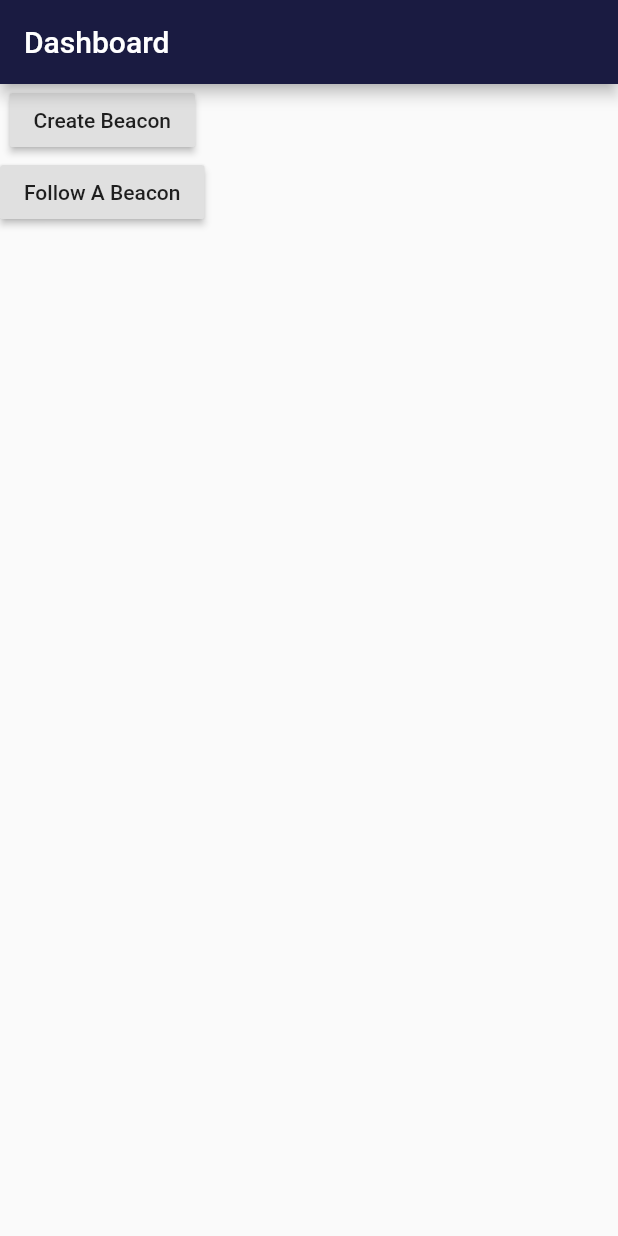
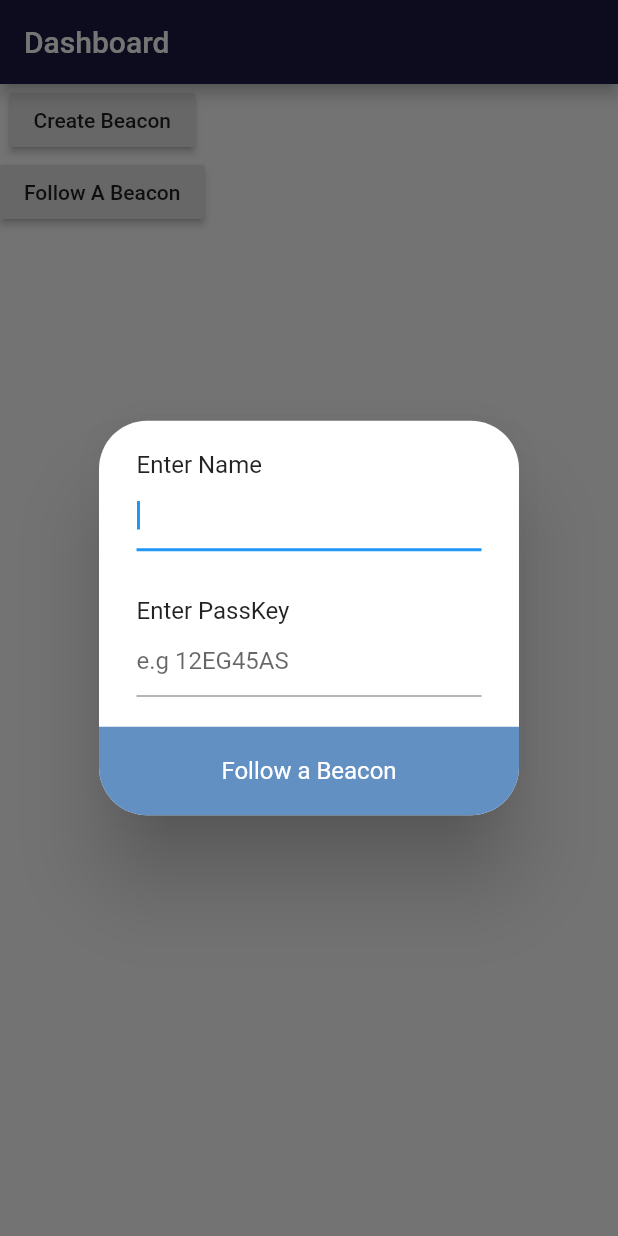
Before and after one commit to sharmajsr/Beacon-Flutter-App, a Flutter app: the screen it shows after launch, after a tap on "Follow A Beacon", on a phone screen of 412 x 824 dp. Run offline on Flutter 3.47's test engine with Material 2 defaults, Android fonts, the phone set to English and light mode, and no system bars; our stand-ins replace cloud_firestore, firebase_auth, firebase_database, flutter_screenutil, flutter_time_picker_spinner, google_maps_flutter and 6 more; accounts and stored records are empty.

Commit message:
1. Perform validation for names and key

```diff
--- a/lib/ui/Dashboard.dart
+++ b/lib/ui/Dashboard.dart
@@ -1,3 +1,4 @@
+import 'package:beacon_flutter/ui/LocationTracker.dart';
 import 'package:beacon_flutter/ui/ShareLocation.dart';
 import 'package:firebase_database/firebase_database.dart';
 import 'package:flutter/material.dart';
@@ -5,6 +6,7 @@ import 'package:flutter/services.dart';
 import 'package:flutter_time_picker_spinner/flutter_time_picker_spinner.dart';
 import 'package:location/location.dart';
 import 'package:random_string/random_string.dart';
+import 'package:modal_progress_hud/modal_progress_hud.dart';
 
 class Dashboard extends StatefulWidget {
   @override
@@ -19,13 +21,25 @@ class _DashboardState extends State<Dashboard> {
   DateTime expiringAt;
   LocationData currentLocation;
   String uid;
-  TextEditingController nameController=TextEditingController();
-  List<String> timeDuration = ['15 minutes', '30 minutes' , '1 hour', '3 hour']; // Option 2
-  String selectedTime; //
+  TextEditingController nameController = TextEditingController();
+  TextEditingController passkeyController = TextEditingController();
+  List<String> timeDuration = [
+    '15 minutes',
+    '30 minutes',
+    '1 hour',
+    '3 hour'
+  ]; // Option 2
+  String selectedTime;
+  String passKey = '';
+  bool validateKey = false, validateName = false;
+  bool isVerifying = false;
+  DataSnapshot snapshot;
+  DataSnapshot snapshotNames;
+
   @override
   void initState() {
     super.initState();
-
+    getData();
     getMyLcoation();
   }
 
@@ -51,13 +65,15 @@ class _DashboardState extends State<Dashboard> {
         children: <Widget>[
           RaisedButton(
             onPressed: () {
-              choiceDialog(context);
+              createBeaconDialog(context);
             },
             child: Text('Create Beacon'),
           ),
           RaisedButton(
             onPressed: () {
               // _asyncInputDialog(context)
+//                getData();
+              followBeaconDialog(context);
             },
             child: Text('Follow A Beacon'),
           ),
@@ -66,10 +82,7 @@ class _DashboardState extends State<Dashboard> {
     );
   }
 
-  Future<String> choiceDialog(BuildContext context) async {
-    String passKey = '';
-    bool validateKey = false;
-
+  Future<String> createBeaconDialog(BuildContext context) async {
     return showDialog<String>(
       context: context,
       // barrierDismissible: false, // dialog is dismissible with a tap on the barrier
@@ -92,9 +105,9 @@ class _DashboardState extends State<Dashboard> {
                       decoration: InputDecoration(
                         labelText: 'Enter your Name',
                         errorText:
-                            validateKey ? "Please enter your name" : null,
+                            validateName ? "Please enter your name" : null,
                       ),
-                     controller: nameController,
+                      controller: nameController,
                     ),
                   ),
                   Container(
@@ -111,9 +124,10 @@ class _DashboardState extends State<Dashboard> {
                     height: 10,
                   ),
                   Padding(
-                    padding: const EdgeInsets.symmetric(horizontal:24.0),
+                    padding: const EdgeInsets.symmetric(horizontal: 24.0),
                     child: DropdownButton(
-                      hint: Text('Please choose a Time'), // Not necessary for Option 1
+                      hint: Text('Please choose a Time'),
+                      // Not necessary for Option 1
                       value: selectedTime,
                       onChanged: (newValue) {
                         setState(() {
@@ -128,73 +142,201 @@ class _DashboardState extends State<Dashboard> {
                       }).toList(),
                     ),
                   ),
-//                  Flexible(
-//                    flex: 3,
-//                    child: TimePickerSpinner(
-//                      is24HourMode: false,
-//                      normalTextStyle:
-//                          TextStyle(fontSize: 24, color: Colors.black12),
-//                      highlightedTextStyle:
-//                          TextStyle(fontSize: 24, color: Colors.black),
-//                      spacing: 30,
-//                      itemHeight: 60,
-//                      isForce2Digits: true,
-//                      onTimeChange: (time) {
-//                        setState(() {
-//                          _dateTime = time;
-//                        });
-//                      },
-//                    ),
-//                  ),
                   SizedBox(
                     height: 20,
                   ),
                   InkWell(
                     onTap: () {
-
-                       code=randomAlphaNumeric(10);
-                       if( selectedTime=='15 minutes')
-                        expiringAt=DateTime.now().add(Duration(minutes:15));
-                       else if( selectedTime=='30 minutes')
-                         expiringAt=DateTime.now().add(Duration(minutes:30));
-                       else if( selectedTime=='1 hour')
-                         expiringAt=DateTime.now().add(Duration(hours:1));
-                       else
-                         expiringAt=DateTime.now().add(Duration(hours:3));
-                        data={
-                         'name':'${nameController.text}',
-                          'latitude':'${currentLocation.latitude}',
-                          'longitude':'${currentLocation.longitude}',
-                          'startAt':'${DateTime.now()}',
-                          'expiringAt':'$expiringAt'
-                       };
-                        print(data);
+                      isVerifying = true;
+                      code = randomAlphaNumeric(4);
+                      if (selectedTime == '15 minutes')
+                        expiringAt = DateTime.now().add(Duration(minutes: 15));
+                      else if (selectedTime == '30 minutes')
+                        expiringAt = DateTime.now().add(Duration(minutes: 30));
+                      else if (selectedTime == '1 hour')
+                        expiringAt = DateTime.now().add(Duration(hours: 1));
+                      else
+                        expiringAt = DateTime.now().add(Duration(hours: 3));
+                      data = {
+                        'name': '${nameController.text}',
+                        'latitude': '${currentLocation.latitude}',
+                        'longitude': '${currentLocation.longitude}',
+                        'startAt': '${DateTime.now()}',
+                        'expiringAt': '$expiringAt'
+                      };
+                      databaseInstance
+                          .reference()
+                          .child('groups/' + code)
+                          .push()
+                          .set("${nameController.text}")
+                          .catchError((e) {
+                        print('Error at Storing Names ' + e + '\n\n');
+                      });
+                      print(data);
                       databaseInstance
                           .reference()
                           .child('locations/' + code)
                           .set(data)
                           .catchError((e) {
-                        print('Error at Storing value ' + e + '\n\n');
+                        print('Error at Storing Location Data ' + e + '\n\n');
                       });
+
+                      isVerifying = false;
                       Navigator.push(
                           context,
                           MaterialPageRoute(
                               builder: (context) => ShareLocation(
                                   code,
                                   currentLocation.latitude,
-                                  currentLocation.longitude,DateTime.now(),expiringAt)));
+                                  currentLocation.longitude,
+                                  DateTime.now(),
+                                  expiringAt)));
                     },
                     child: Container(
                       width: double.infinity,
                       padding: EdgeInsets.only(top: 20.0, bottom: 20.0),
                       decoration: BoxDecoration(
-                        color: Colors.red,
+                        color: Color(0xff6290c3),
                         borderRadius: BorderRadius.only(
                             bottomLeft: Radius.circular(32.0),
                             bottomRight: Radius.circular(32.0)),
                       ),
                       child: Text(
                         "Create a Beacon",
+                        style: TextStyle(color: Colors.white),
+                        textAlign: TextAlign.center,
+                      ),
+                    ),
+                  ),
+                ],
+              ),
+            );
+          },
+        );
+      },
+    );
+  }
+
+  Future<void> getData() async {
+    snapshot = await databaseInstance.reference().child("locations/").once();
+    print(snapshot.value);
+  }
+
+  Future<void> getNames(String gid) async {
+    snapshotNames =
+        await databaseInstance.reference().child("groups/" + gid).once();
+    print(snapshotNames.value);
+  }
+
+  Future<String> followBeaconDialog(BuildContext context) async {
+    return showDialog<String>(
+      context: context,
+      // barrierDismissible: false, // dialog is dismissible with a tap on the barrier
+      builder: (BuildContext context) {
+        return StatefulBuilder(
+          builder: (context, setState) {
+            return AlertDialog(
+              shape: RoundedRectangleBorder(
+                  borderRadius: BorderRadius.all(Radius.circular(32.0))),
+              contentPadding: EdgeInsets.only(top: 20.0),
+              //  title: Text('PassKey for ${data['name']}'),
+              content: Column(
+                mainAxisSize: MainAxisSize.min,
+                crossAxisAlignment: CrossAxisAlignment.start,
+                children: <Widget>[
+                  Padding(
+                    padding: const EdgeInsets.symmetric(horizontal: 25.0),
+                    child: Text('Enter Name'),
+                  ),
+                  Padding(
+                    padding: const EdgeInsets.symmetric(horizontal: 25.0),
+                    child: TextField(
+                      autofocus: true,
+                      decoration: InputDecoration(
+                        // labelText: 'Enter your Name',
+                        errorText:
+                            validateName ? "Please try with other name" : null,
+                      ),
+                      controller: nameController,
+                    ),
+                  ),
+                  Container(
+                    height: 30,
+                  ),
+                  Padding(
+                    padding: const EdgeInsets.symmetric(horizontal: 25.0),
+                    child: Text('Enter PassKey'),
+                  ),
+                  Padding(
+                    padding: const EdgeInsets.only(
+                        left: 25.0, right: 25, bottom: 20),
+                    child: TextField(
+                      autofocus: true,
+                      decoration: InputDecoration(
+                        // labelText: 'Enter PassKey here',
+                        hintText: 'e.g 12EG45AS',
+                        errorText:
+                            validateKey ? "Please enter correct PassKey" : null,
+                      ),
+                      controller: passkeyController,
+                    ),
+                  ),
+                  InkWell(
+                    onTap: () async {
+                      isVerifying = true;
+                      await getData();
+
+                      Map data = snapshot.value;
+
+                      if (data.containsKey(passkeyController.text)) {
+                        validateKey = false;
+
+                        print(data[passkeyController.text]);
+                        getNames(passkeyController.text);
+                        Map names = snapshotNames.value;
+
+                        if (nameController.text.isEmpty ||
+                            names.containsValue(nameController.text)) {
+                          validateName = true;
+                          setState(() {});
+                        } else {
+                          setState(() {
+                            databaseInstance
+                                .reference()
+                                .child('groups/' + passkeyController.text)
+                                .push()
+                                .set("${nameController.text}")
+                                .catchError((e) {
+                              print('Error at Storing Names ' + e + '\n\n');
+                            });
+                            validateName = false;
+                          });
+                        }
+                        if (!validateKey && !validateName)
+                          Navigator.push(
+                              context,
+                              MaterialPageRoute(
+                                  builder: (context) =>
+                                      LocationTracker(passkeyController.text)));
+                      } else {
+                        setState(() {
+                          validateName = false;
+                          validateKey = true;
+                        });
+                        print("Incorrect Key");
+                      }
+                    },
+                    child: Container(
+                      width: double.infinity,
+                      padding: EdgeInsets.only(top: 20.0, bottom: 20.0),
+                      decoration: BoxDecoration(
+                        color: Color(0xff6290c3),
+                        borderRadius: BorderRadius.only(
+                            bottomLeft: Radius.circular(32.0),
+                            bottomRight: Radius.circular(32.0)),
+                      ),
+                      child: Text(
+                        "Follow a Beacon",
                         style: TextStyle(color: Colors.white),
                         textAlign: TextAlign.center,
                       ),
--- a/pubspec.yaml
+++ b/pubspec.yaml
@@ -36,6 +36,7 @@ dependencies:
   random_string: ^2.0.1
   flutter_time_picker_spinner: ^1.0.6
   share: ^0.6.3+6
+
 
 dev_dependencies:
   flutter_test:
```
